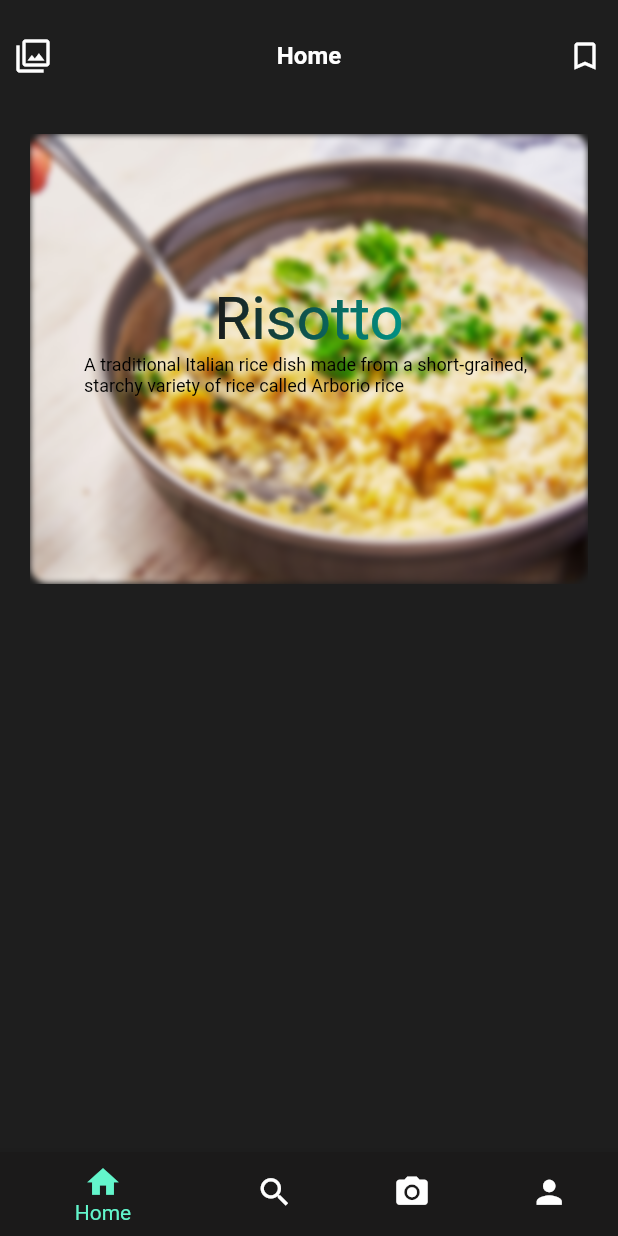
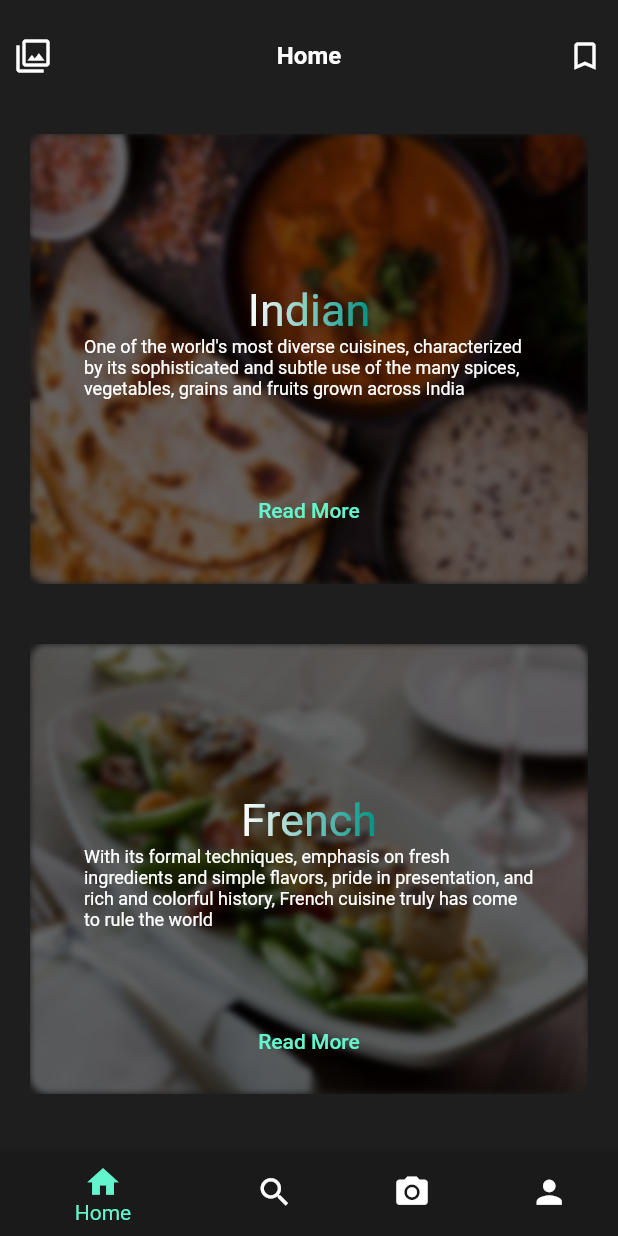
Before and after one commit to gagandeepkaur15/Travel_and_Explore-Flutter, a Flutter app: the screen it shows after launch, on a phone screen of 412 x 824 dp. Run offline on Flutter 3.47's test engine with Material 2 defaults, Android fonts, the phone set to English and light mode, and no system bars; drawn by our look-alikes of simple_gradient_text.

Commit message:
Completed last page

```diff
--- a/lib/dashboard.dart
+++ b/lib/dashboard.dart
@@ -1,6 +1,7 @@
 import 'dart:ui';
 import 'package:flutter/material.dart';
 import 'package:simple_gradient_text/simple_gradient_text.dart';
+import './details_page.dart';
 
 class DashboardPage extends StatefulWidget {
   const DashboardPage({super.key});
@@ -59,8 +60,12 @@ class _DashboardPageState extends State<DashboardPage> {
           height: size.height - 150,
           child: ListView(
             children: [
-              _buildListItem('assets/risotto.jpg', 'Risotto',
-                  'A traditional Italian rice dish made from a short-grained, starchy variety of rice called Arborio rice')
+              _buildListItem('assets/indian.jpg', 'Indian',
+                  'One of the world\'s most diverse cuisines, characterized by its sophisticated and subtle use of the many spices, vegetables, grains and fruits grown across India'),
+              _buildListItem('assets/French.jpg', 'French',
+                  'With its formal techniques, emphasis on fresh ingredients and simple flavors, pride in presentation, and rich and colorful history, French cuisine truly has come to rule the world'),
+              _buildListItem('assets/risotto.jpg', 'Italian',
+                  'Italian cuisine ranks alongside French cuisine in terms of worldwide fame. Pizza and pasta have become world dishes'),
             ],
           ),
         ),
@@ -80,8 +85,13 @@ class _DashboardPageState extends State<DashboardPage> {
               image: DecorationImage(
                 image: Image.asset(imgPath).image,
                 fit: BoxFit.fill,
+                colorFilter: ColorFilter.mode(
+                    Colors.black.withOpacity(0.6), BlendMode.darken),
               ), // or AssetImage(imgPath)
             ),
+
+            //FOR BLURRING THE IMAGE
+
             child: ClipRect(
               child: BackdropFilter(
                 filter: ImageFilter.blur(sigmaX: 2.0, sigmaY: 2.0),
@@ -102,10 +112,10 @@ class _DashboardPageState extends State<DashboardPage> {
                 GradientText(
                   food,
                   style: const TextStyle(
-                    fontSize: 40.0,
+                    fontSize: 30,
                   ),
                   colors: const [
-                    Color.fromARGB(255, 26, 26, 26),
+                    Color.fromARGB(255, 255, 255, 255),
                     Color.fromARGB(255, 0, 146, 133),
                   ],
                 ),
@@ -114,11 +124,24 @@ class _DashboardPageState extends State<DashboardPage> {
                   child: Text(
                     desc,
                     style: const TextStyle(
-                      color: Color.fromARGB(255, 0, 0, 0),
+                      color: Color.fromARGB(255, 255, 255, 255),
                       fontSize: 12,
                     ),
                   ),
                 ),
+                const SizedBox(
+                  height: 50,
+                ),
+                TextButton(
+                  style: TextButton.styleFrom(
+                    foregroundColor: const Color.fromARGB(255, 99, 246, 204),
+                  ),
+                  child: const Text('Read More'),
+                  onPressed: () {
+                    Navigator.of(context).push(
+                        MaterialPageRoute(builder: (context) => DetailsPage(imgPath:imgPath, title: food,)));
+                  },
+                )
               ],
             ),
           ),
```
